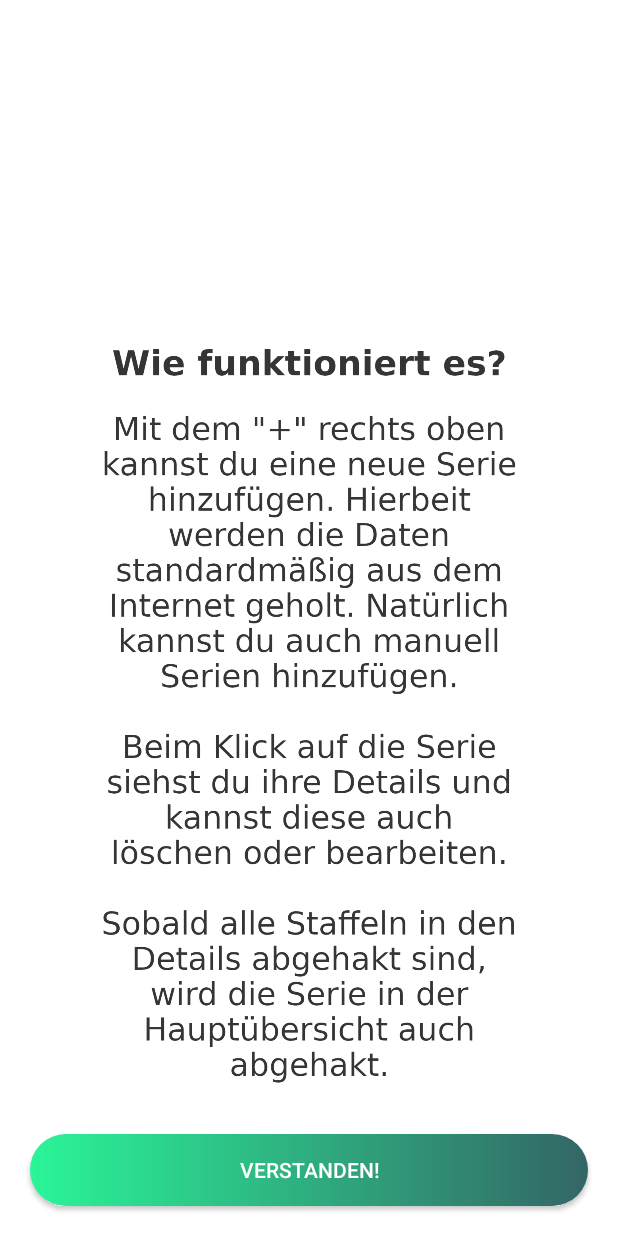
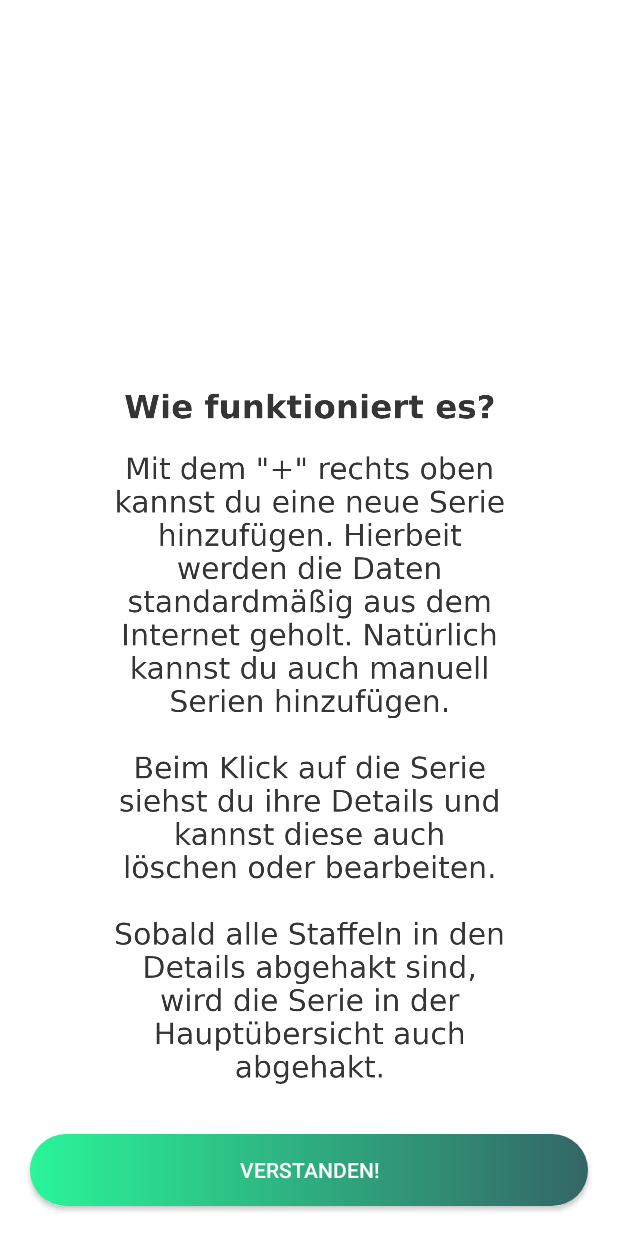
Before and after one commit to CaptainN3ro/EAE, an Android app: the HilfeActivity screen opened directly, with no data from a screen before it, on a phone screen of 412 x 824 dp. Run offline under Robolectric (Android 15) with nearby library versions, the phone set to English and light mode, and no system bars.

Commit message:
Reworked tutorial

```diff
--- a/app/src/main/res/layout/activity_hilfe.xml
+++ b/app/src/main/res/layout/activity_hilfe.xml
@@ -11,8 +11,8 @@
 
     <ImageView
         android:id="@+id/imageView"
-        android:layout_width="394dp"
-        android:layout_height="508dp"
+        android:layout_width="353dp"
+        android:layout_height="478dp"
         android:layout_gravity="center"
         android:adjustViewBounds="false"
         app:srcCompat="@drawable/tutorial_nwt"
```
